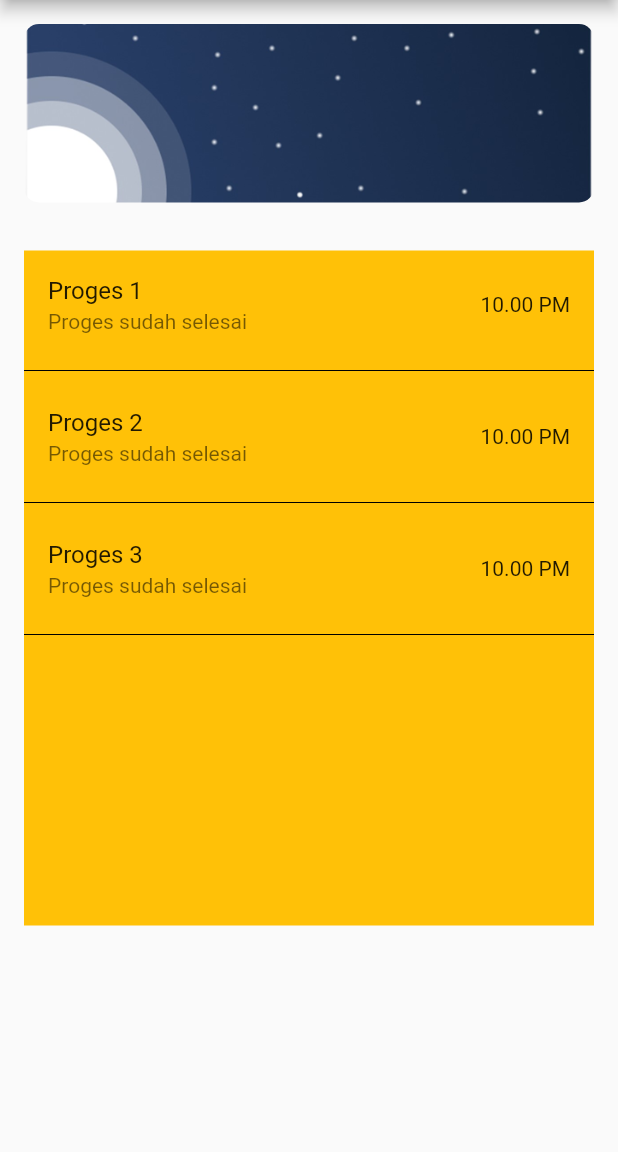
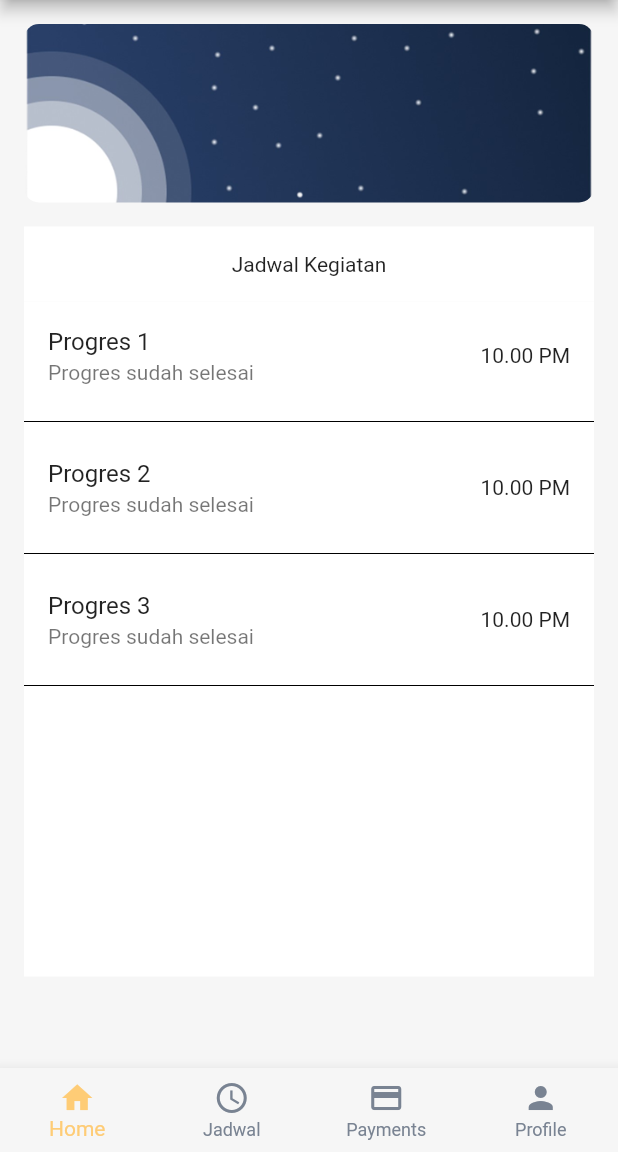
Before and after one commit to AfnanAmiludin/worm, a Flutter app: the screen it shows after launch, on a phone screen of 412 x 824 dp, the part 84-1236 px from its top. Run offline on Flutter 3.47's test engine with Material 2 defaults, Android fonts, the phone set to English and light mode, and no system bars; our stand-ins replace convex_bottom_bar; Roboto replaces fonts that are missing (Poppins).

Commit message:
iterasi1

```diff
--- a/lib/main.dart
+++ b/lib/main.dart
@@ -1,4 +1,8 @@
 import 'package:flutter/material.dart';
+import 'package:worm/page/myHomePage.dart';
+import 'package:worm/page/jadwalPage.dart';
+import 'package:worm/page/payment.dart';
+import 'package:worm/page/profile.dart';
 
 void main() {
   runApp(const MyApp());
@@ -7,89 +11,68 @@ void main() {
 class MyApp extends StatelessWidget {
   const MyApp({Key? key}) : super(key: key);
 
-  // This widget is the root of your application.
   @override
   Widget build(BuildContext context) {
     return MaterialApp(
-      title: 'Flutter Demo',
-      theme: ThemeData(
-        primarySwatch: Colors.blue,
-      ),
-      home: const MyHomePage(),
+      title: 'WOrM',
+      theme: new ThemeData(
+          scaffoldBackgroundColor: const Color.fromRGBO(246, 246, 246, 1),
+          fontFamily: 'Poppins'),
+      home: const toHome(),
+      // initialRoute: '/',
+      // routes: {
+      //   '/': (context) => MyHomePage(),
+      //   '/jadwal': (context) => jadwalPage(),
+      // },
     );
   }
 }
 
-class MyHomePage extends StatefulWidget {
-  const MyHomePage({Key? key}) : super(key: key);
+class toHome extends StatefulWidget {
+  const toHome({Key? key}) : super(key: key);
 
   @override
-  State<MyHomePage> createState() => _MyHomePageState();
+  State<toHome> createState() => _toHomeState();
 }
 
-class _MyHomePageState extends State<MyHomePage> {
+class _toHomeState extends State<toHome> {
+  int currentIndex = 0;
+  final screens = [
+    const MyHomePage(),
+    const jadwalPage(),
+    const payment(),
+    const profile(),
+  ];
+
   @override
   Widget build(BuildContext context) {
     return Scaffold(
-      appBar: AppBar(
-        title: Text("WOrM"),
-      ),
-      body: Column(
-        children: [
-          Container(
-            margin: EdgeInsets.all(16.0),
-            height: 119,
-            width: 400,
-            decoration: BoxDecoration(
-                borderRadius: BorderRadius.circular(10.0),
-                image: const DecorationImage(
-                    image: AssetImage('images/atas.png'), fit: BoxFit.cover)),
+      body: screens[currentIndex],
+      bottomNavigationBar: BottomNavigationBar(
+        type: BottomNavigationBarType.fixed,
+        backgroundColor: Color.fromRGBO(246, 246, 246, 1),
+        selectedItemColor: Color.fromRGBO(254, 204, 118, 1),
+        unselectedItemColor: Color.fromRGBO(121, 131, 146, 1),
+        // selectedFontSize: 15,
+        currentIndex: currentIndex,
+        // showUnselectedLabels: false,
+        onTap: (index) => setState(() => currentIndex = index),
+        items: const [
+          BottomNavigationBarItem(
+            icon: Icon(Icons.home),
+            label: 'Home',
           ),
-          Container(
-            margin: EdgeInsets.all(16.0),
-            height: 450,
-            width: 400,
-            color: Colors.amber,
-            child: ListView(
-              children: const [
-                ListTile(
-                  title: Text("Proges 1"),
-                  subtitle: Text(
-                    "Proges sudah selesai",
-                    maxLines: 2,
-                    overflow: TextOverflow.ellipsis,
-                  ),
-                  trailing: Text("10.00 PM"),
-                ),
-                Divider(
-                  color: Colors.black,
-                ),
-                ListTile(
-                  title: Text("Proges 2"),
-                  subtitle: Text(
-                    "Proges sudah selesai",
-                    maxLines: 2,
-                    overflow: TextOverflow.ellipsis,
-                  ),
-                  trailing: Text("10.00 PM"),
-                ),
-                Divider(
-                  color: Colors.black,
-                ),
-                ListTile(
-                  title: Text("Proges 3"),
-                  subtitle: Text(
-                    "Proges sudah selesai",
-                    maxLines: 2,
-                    overflow: TextOverflow.ellipsis,
-                  ),
-                  trailing: Text("10.00 PM"),
-                ),
-                Divider(
-                  color: Colors.black,
-                ),
-              ],
-            ),
+          BottomNavigationBarItem(
+            icon: Icon(Icons.schedule),
+            label: 'Jadwal',
+          ),
+          BottomNavigationBarItem(
+            icon: Icon(Icons.payment),
+            label: 'Payments',
+          ),
+          BottomNavigationBarItem(
+            icon: Icon(Icons.person),
+            label: 'Profile',
           ),
         ],
       ),
--- /dev/null
+++ b/lib/page/myHomePage.dart
@@ -0,0 +1,127 @@
+// import 'dart:html';
+import 'package:flutter/material.dart';
+import 'package:worm/page/jadwalPage.dart';
+import 'package:worm/page/payment.dart';
+import 'package:worm/page/profile.dart';
+import 'package:worm/widgets/navbar.dart';
+
+class MyHomePage extends StatefulWidget {
+  const MyHomePage({Key? key}) : super(key: key);
+
+  @override
+  State<MyHomePage> createState() => _MyHomePageState();
+}
+
+class _MyHomePageState extends State<MyHomePage> {
+  // int currentIndex = 0;
+  // final screens = [
+  //   const MyHomePage(),
+  //   const jadwalPage(),
+  //   const payment(),
+  //   const profile(),
+  // ];
+  @override
+  Widget build(BuildContext context) {
+    return Scaffold(
+      appBar: AppBar(
+        title: Text("WOrM"),
+      ),
+      body: Column(
+        children: [
+          Container(
+            margin: EdgeInsets.all(16.0),
+            height: 119,
+            width: 400,
+            decoration: BoxDecoration(
+                borderRadius: BorderRadius.circular(10.0),
+                image: const DecorationImage(
+                    image: AssetImage('assets/images/atas.png'),
+                    fit: BoxFit.cover)),
+          ),
+          Container(
+            margin: EdgeInsets.only(right: 16, left: 16),
+            height: 50,
+            width: 400,
+            color: Colors.white,
+            alignment: Alignment.center,
+            child: Text("Jadwal Kegiatan"),
+          ),
+          Container(
+            margin: EdgeInsets.only(right: 16, left: 16, bottom: 16),
+            height: 450,
+            width: 400,
+            color: Colors.white,
+            child: ListView(
+              children: const [
+                ListTile(
+                  title: Text("Progres 1"),
+                  subtitle: Text(
+                    "Progres sudah selesai",
+                    maxLines: 2,
+                    overflow: TextOverflow.ellipsis,
+                  ),
+                  trailing: Text("10.00 PM"),
+                ),
+                Divider(
+                  color: Colors.black,
+                ),
+                ListTile(
+                  title: Text("Progres 2"),
+                  subtitle: Text(
+                    "Progres sudah selesai",
+                    maxLines: 2,
+                    overflow: TextOverflow.ellipsis,
+                  ),
+                  trailing: Text("10.00 PM"),
+                ),
+                Divider(
+                  color: Colors.black,
+                ),
+                ListTile(
+                  title: Text("Progres 3"),
+                  subtitle: Text(
+                    "Progres sudah selesai",
+                    maxLines: 2,
+                    overflow: TextOverflow.ellipsis,
+                  ),
+                  trailing: Text("10.00 PM"),
+                ),
+                Divider(
+                  color: Colors.black,
+                ),
+              ],
+            ),
+          ),
+        ],
+      ),
+      // bottomNavigationBar: BottomNavigationBar(
+      //   type: BottomNavigationBarType.fixed,
+      //   backgroundColor: Colors.blue,
+      //   selectedItemColor: Colors.white,
+      //   unselectedItemColor: Colors.amber,
+      //   // selectedFontSize: 15,
+      //   currentIndex: currentIndex,
+      //   // showUnselectedLabels: false,
+      //   onTap: (index) => setState(() => currentIndex = index),
+      //   items: const [
+      //     BottomNavigationBarItem(
+      //       icon: Icon(Icons.home),
+      //       label: 'Home',
+      //     ),
+      //     BottomNavigationBarItem(
+      //       icon: Icon(Icons.schedule),
+      //       label: 'Home',
+      //     ),
+      //     BottomNavigationBarItem(
+      //       icon: Icon(Icons.payment),
+      //       label: 'Home',
+      //     ),
+      //     BottomNavigationBarItem(
+      //       icon: Icon(Icons.person),
+      //       label: 'Home',
+      //     ),
+      //   ],
+      // ),
+    );
+  }
+}
--- /dev/null
+++ b/lib/page/profile.dart
@@ -0,0 +1,29 @@
+import 'package:flutter/material.dart';
+
+class profile extends StatefulWidget {
+  const profile({Key? key}) : super(key: key);
+
+  @override
+  State<profile> createState() => _profileState();
+}
+
+class _profileState extends State<profile> {
+  @override
+  Widget build(BuildContext context) {
+    return Scaffold(
+      body: Column(
+        children: [
+          Container(
+            height: 300,
+            width: 400,
+            color: Colors.amber,
+            // decoration: BoxDecoration(
+            //     image: const DecorationImage(
+            //   image: AssetImage('images/fix_profile.png'),
+            // )),
+          ),
+        ],
+      ),
+    );
+  }
+}
```
Also changed, not shown: lib/page/jadwalPage.dart (added, +79 -0 lines), lib/page/payment.dart (added, +174 -0 lines), lib/widgets/navbar.dart (added, +100 -0 lines), pubspec.yaml (+20 -7 lines), assets/fonts/Poppins-Bold.ttf (added), assets/fonts/Poppins-ExtraBold.ttf (added), assets/fonts/Poppins-Medium.ttf (added), assets/fonts/Poppins-Regular.ttf (added), assets/fonts/Poppins-SemiBold.ttf (added), assets/images/atas.png (renamed from images/atas.png), assets/images/fix_profile.png (added), pubspec.lock, 15 other files.
